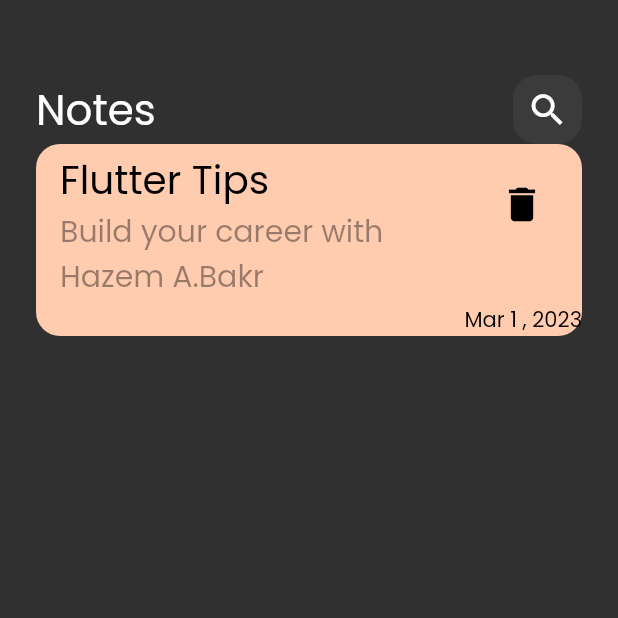
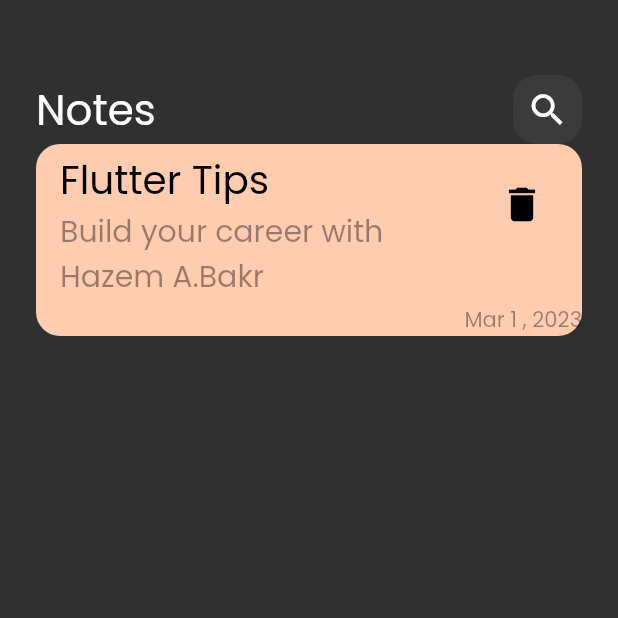
Before and after one commit to Hazem12Bakr/first_flutter_project, a Flutter app: the screen it shows after launch, on a phone screen of 412 x 824 dp, the top half of it. Run offline on Flutter 3.47's test engine with Material 2 defaults, Android fonts, the phone set to English and light mode, and no system bars.

Commit message:
styling the card date

```diff
--- a/lib/views/widgets/notes_view_body.dart
+++ b/lib/views/widgets/notes_view_body.dart
@@ -60,7 +60,7 @@ class NoteItem extends StatelessWidget {
           Text(
             'Mar 1 , 2023',
             style: TextStyle(
-              color: Colors.black,
+              color: Colors.black.withOpacity(.4),
             ),
           ),
         ],
```
